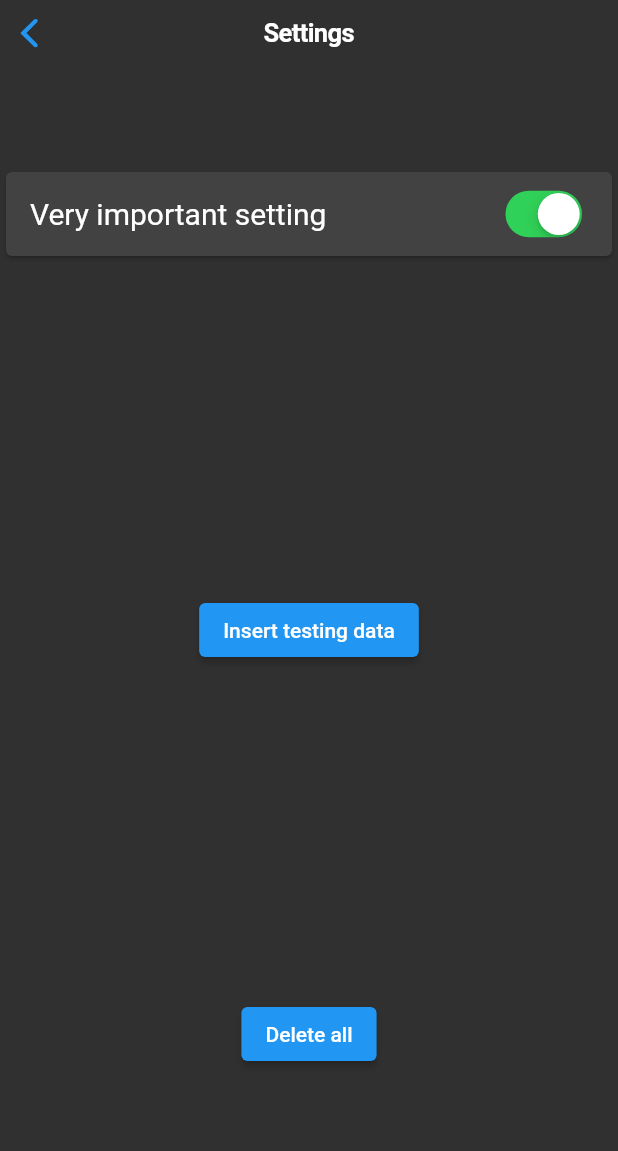
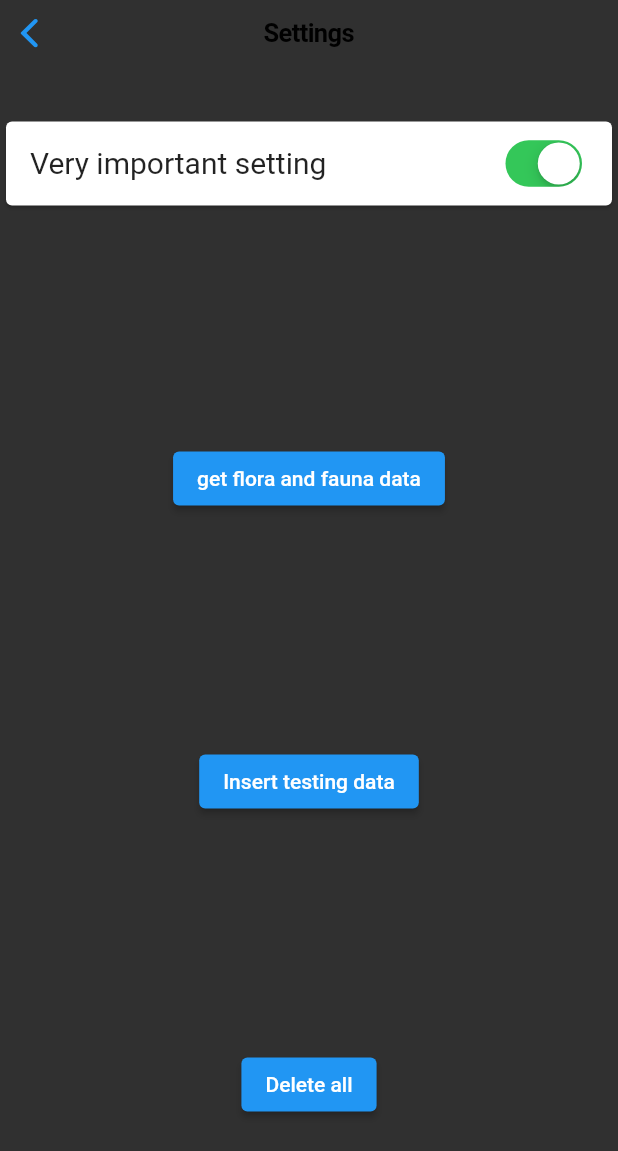
Before and after one commit to bradystroud/LandStories, a Flutter app: the screen it shows after launch, after a tap on the "settings" icon, on a phone screen of 412 x 824 dp. Shown: the top 1151 px of the screen. Run offline on Flutter 3.47's test engine with Material 2 defaults, Android fonts, the phone set to English and light mode, and no system bars; drawn by our look-alikes of flutter_platform_widgets; our stand-ins replace geolocator, scroll_snap_list, sqflite; accounts and stored records are empty.

Commit message:
added preview

```diff
--- a/app/land_stories/lib/Database/Database.dart
+++ b/app/land_stories/lib/Database/Database.dart
@@ -35,7 +35,7 @@ class DBProvider {
           "heading TEXT,"
           "context TEXT,"
           "due INTEGER,"
-          "status INTEGER" //Works as int but not
+          "status INTEGER"
           ");");
       await db.execute("CREATE TABLE Changes ("
           "id INTEGER PRIMARY KEY,"
--- a/app/land_stories/lib/main.dart
+++ b/app/land_stories/lib/main.dart
@@ -7,8 +7,7 @@ import './widgets/sliverHeader.dart';
 void main() => runApp(MaterialApp(
   // darkTheme: darkTheme: ThemeData.dark(),,
     theme: new ThemeData(
-      brightness: Brightness.dark,
-
+      brightness: Brightness.light,
       primarySwatch: Colors.blue,
       primaryColor: const Color(0xFF212121),
       accentColor: const Color(0xFF64ffda),
@@ -25,6 +24,7 @@ class _LandStoriesHomeState extends State<LandStoriesHome> {
   @override
   Widget build(BuildContext context) {
     return Scaffold(
+      backgroundColor: Colors.white,
       body: NestedScrollView(
         headerSliverBuilder: (BuildContext context, bool innerBoxIsScrolled) {
           return <Widget>[
--- a/app/land_stories/lib/pages/SettingsPage.dart
+++ b/app/land_stories/lib/pages/SettingsPage.dart
@@ -1,6 +1,8 @@
 import 'package:flutter/material.dart';
 import 'package:flutter/cupertino.dart';
 import 'package:flutter_platform_widgets/flutter_platform_widgets.dart';
+import 'package:flutter/services.dart';
+import 'package:land_stories/pages/FloraFaunaPage.dart';
 
 import '../Database/Database.dart';
 import '../Database/Models.dart';
@@ -50,6 +52,17 @@ class _SettingsPageState extends State<SettingsPage> {
             // },
             // ),
             PlatformButton(
+              child: Text("get flora and fauna data"),
+              onPressed: () {
+                Navigator.push(
+                  context,
+                  MaterialPageRoute(
+                    builder: (context) => FloraFaunaPage(),
+                  ),
+                );
+              },
+            ),
+            PlatformButton(
               //Helpful button for testing the app
               child: Text("Insert testing data"),
               onPressed: () async {
@@ -96,7 +109,9 @@ class _SettingsPageState extends State<SettingsPage> {
             PlatformButton(
               child: Text("Delete all"),
               onPressed: () async {
+                HapticFeedback.heavyImpact();
                 await DBProvider.db.deleteAll();
+                Navigator.pop(context);
               },
             )
           ],
--- a/app/land_stories/lib/pages/StoryView.dart
+++ b/app/land_stories/lib/pages/StoryView.dart
@@ -1,12 +1,12 @@
 import 'package:flutter/material.dart';
 import 'package:flutter/rendering.dart';
+import 'package:flutter/services.dart';
 import 'package:land_stories/widgets/heading.dart';
 import 'package:scroll_snap_list/scroll_snap_list.dart';
 
 import '../Database/Database.dart';
 import '../Database/Models.dart';
 import '../pages/modify.dart';
-import 'globals.dart' as globals;
 
 class StoryView extends StatefulWidget {
   @override
@@ -18,12 +18,12 @@ class _StoryViewState extends State<StoryView> {
   Widget build(BuildContext context) {
     return Column(
       children: <Widget>[
-        FlatButton(
-          onPressed: () {
-            setState(() {});
-          },
-          child: Text("Set State"),
-        ),
+        // FlatButton(
+        //   onPressed: () {
+        //     setState(() {});
+        //   },
+        //   child: Text("Set State"),
+        // ),
         Heading("Stories"),
         FutureVScrollList(true),
         Heading("Tasks"),
@@ -49,6 +49,8 @@ class _FutureVScrollListState extends State<FutureVScrollList> {
   _FutureVScrollListState(this.isStory);
 
   void _onItemFocus(int index) {
+    HapticFeedback.selectionClick(); //Pointless but fun :)
+
     setState(() {
       _focusedIndex = index;
     });
@@ -57,11 +59,11 @@ class _FutureVScrollListState extends State<FutureVScrollList> {
   @override
   void initState() {
     super.initState();
-    print("??? please occours i beg of du bist lets GO");
   }
 
   @override
   Widget build(BuildContext context) {
+    //This widget doesnt rebuild
     if (isStory) {
       return FutureBuilder<List<Story>>(
         future: DBProvider.db.getAllStories(),
@@ -88,8 +90,10 @@ class _FutureVScrollListState extends State<FutureVScrollList> {
                     child: Padding(
                       padding: const EdgeInsets.only(left: 8.0, right: 8.0),
                       child: ScrollSnapList(
-                        itemSize: 220,
+                        itemSize: 230,
                         onItemFocus: _onItemFocus,
+                        dynamicItemSize: true,
+                        updateOnScroll: true, //Probably a big power draw, but feels awesome
                         scrollDirection: Axis.horizontal,
                         itemCount: snapshot.data.length,
                         itemBuilder: (BuildContext context, int index) {
@@ -103,8 +107,9 @@ class _FutureVScrollListState extends State<FutureVScrollList> {
                                     MaterialPageRoute(
                                       builder: (context) => Modify(item),
                                     ),
-                                  );
-                                  setState(() {});
+                                  ).then((value) {
+                                    setState(() {});
+                                  });
                                 },
                                 child: Container(
                                   width: 220,
@@ -215,9 +220,12 @@ class _FutureVScrollListState extends State<FutureVScrollList> {
                     margin: EdgeInsets.symmetric(vertical: 10.0),
                     height: 200,
                     child: Padding(
-                      padding: const EdgeInsets.only(left: 8.0, right: 8.0),
+                      padding: const EdgeInsets.only(left: 1.0, right: 1.0),
                       child: ScrollSnapList(
-                        itemSize: 220,
+                        itemSize: 230,
+                        dynamicItemSize: true,
+                        focusOnItemTap: true,
+                        updateOnScroll: true,
                         onItemFocus: _onItemFocus,
                         scrollDirection: Axis.horizontal,
                         itemCount: snapshot.data.length,
@@ -314,53 +322,21 @@ class _TaskCardState extends State<TaskCard> {
                           activeColor: Colors.lightBlueAccent,
                           onChanged: (bool newValue) {
                             DBProvider.db.changeStatus(item);
+                            print("After: "+item.status.toString());
                             setState(() {
                               item.status = newValue;
                             });
                             print("changed status: " + item.status.toString());
                           }),
                     ),
-                    Text(item.due.toString()),
+                    // Text(item.due.toString()),
                   ],
                 ),
               ),
-              // IconButton(
-              //   onPressed: () {
-              //     Navigator.push(
-              //       context,
-              //       MaterialPageRoute(
-              //         builder: (context) => Modify(item),
-              //       ),
-              //     );
-              //   },
-              //   icon: Icon(
-              //     Icons.info,
-              //   ),
-              // ),
             ]),
           ),
         ),
       ),
-
-      // leading: Checkbox(
-      //   onChanged: (bool value) {
-      //     DBProvider.db.changeStatus(item);
-      //     print("status for " +
-      //         item.heading +
-      //         " is changed: " +
-      //         item.status.toString());
-      //     setState(() {});
-      //   },
-      //   value: item.status,
-      // ),
-      // onTap: () {
-      //   DBProvider.db.changeStatus(item);
-      //   print("status for " +
-      //       item.heading +
-      //       " is changed: " +
-      //       item.status.toString());
-      //   setState(() {});
-      // },
     );
   }
 }
--- a/app/land_stories/lib/pages/globals.dart
+++ /dev/null
@@ -1,3 +0,0 @@
-library my_prj.globals;
-
-bool stupidStateFix = false;
--- a/app/land_stories/lib/widgets/fancyFab.dart
+++ b/app/land_stories/lib/widgets/fancyFab.dart
@@ -78,6 +78,7 @@ class _FancyFabState extends State<FancyFab>
   Widget add() {
     return Container(
       child: FloatingActionButton(
+        backgroundColor: Colors.lightBlueAccent,
         heroTag: 1,
         onPressed: () {
           animate();
@@ -86,7 +87,9 @@ class _FancyFabState extends State<FancyFab>
             MaterialPageRoute(
               builder: (context) => NewStory(),
             ),
-          );
+          ).then((value) {
+            setState(() {});
+          });
         },
         tooltip: 'Add',
         child: Icon(Icons.add),
@@ -97,13 +100,16 @@ class _FancyFabState extends State<FancyFab>
   Widget addTask() {
     return Container(
       child: FloatingActionButton(
+        backgroundColor: Colors.lightBlueAccent,
         heroTag: 2,
         onPressed: () {
           animate();
           Navigator.push(
             context,
             MaterialPageRoute(builder: (context) => NewTask()),
-          );
+          ).then((value) {
+            setState(() {});
+          });
         },
         tooltip: 'Add alert',
         child: Icon(Icons.add_alert),
--- a/app/land_stories/pubspec.yaml
+++ b/app/land_stories/pubspec.yaml
@@ -32,6 +32,7 @@ dependencies:
   geolocator: ^5.3.1
   location: ^3.0.2
   intl: ^0.16.1
+  flutter_bloc: ^4.0.0
 
 
 
```
Also changed, not shown: app/land_stories/lib/pages/modify.dart (+17 -5 lines), app/land_stories/lib/pages/newStory.dart (+7 -3 lines), app/land_stories/lib/pages/newTask.dart (+22 -14 lines), app/land_stories/pubspec.lock, 8 other files.
